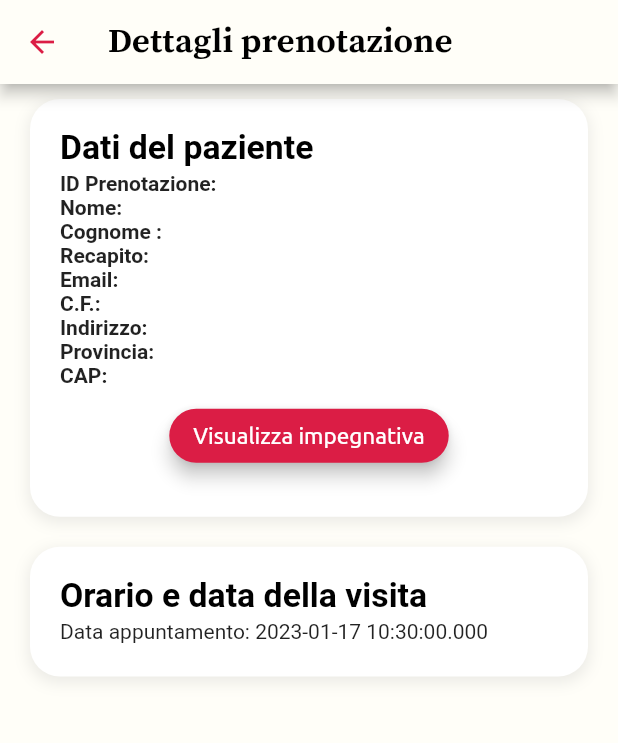
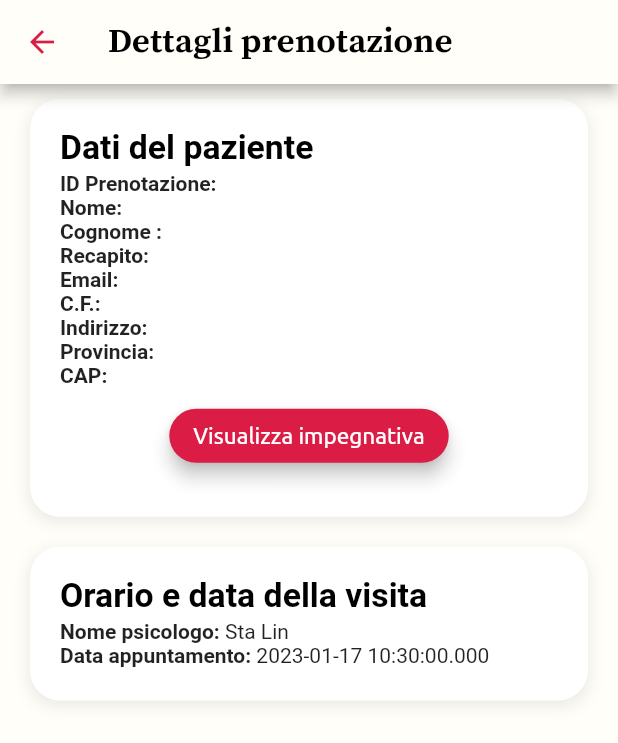
Before and after one commit to KLS-01/Report.it, a Flutter app: the InformazioniPrenotazione screen opened directly with empty values, on a phone screen of 412 x 824 dp. Shown: the top 743 px of the screen. Run offline on Flutter 3.47's test engine with Material 2 defaults, Android fonts, the phone set to English and light mode, and no system bars; our stand-ins replace carousel_slider, cloud_firestore, date_time_picker, expandable, file_picker, firebase_auth and 6 more; missing offline and left inert: dart:ffi, flutter_phone_direct_caller, syncfusion_flutter_pdfviewer, time_picker_widget; accounts and stored records are empty.

Commit message:
Aggiunto form di inserimento e placeholder nome psicologo

```diff
--- a/lib/presentation/pages/pages_GPSP/informazioni_prenotazione_page.dart
+++ b/lib/presentation/pages/pages_GPSP/informazioni_prenotazione_page.dart
@@ -195,7 +195,7 @@ class _InformazioniPrenotazione extends State<InformazioniPrenotazione> {
               ),
             ),
           ),
-          //TODO: QUA INIZIA IL SECONDOOOOOOOOOOOOOOOOOOOOOOOOOOOOOOOOOOOOOOOOOOOOOOOOOOOOOOOOOOOOOOOOOOOOOOOOOOOOOOOOOOOOOOOOOOOOOOOOOOOOOOOOOOOOOOOOOOOOOOOOOOOOOOOOOOOOOO
+          //TODO: -------------------------------------QUA INIZIA IL SECONDO----------------------------------------------------
           if (utente.tipo == TipoUtente.OperatoreCup &&
               prenotazione.getDataPrenotazione == null)
             Container(
@@ -253,7 +253,7 @@ class _InformazioniPrenotazione extends State<InformazioniPrenotazione> {
                               ),
                               validator: (value) {
                                 if (value!.isEmpty) {
-                                  return 'Per favore, inserisci l\'ora dell\'appuntamento!';
+                                  return "Per favore, inserisci l'ora dell'appuntamento!";
                                 }
                                 return null;
                               },
@@ -263,6 +263,14 @@ class _InformazioniPrenotazione extends State<InformazioniPrenotazione> {
                               keyboardType: TextInputType.none,
                               onTap: test);
                         }),
+                        TextFormField(
+                          decoration: const InputDecoration(
+                            icon: Icon(Icons.psychology_outlined,
+                                color: Color.fromRGBO(219, 29, 69, 1)),
+                            hintText: '',
+                            labelText: 'Nome psicologo',
+                          ),
+                        ),
                         Row(
                           mainAxisAlignment: MainAxisAlignment.center,
                           children: [
@@ -305,11 +313,27 @@ class _InformazioniPrenotazione extends State<InformazioniPrenotazione> {
                     children: [
                       Row(
                         children: [
-                          Expanded(
-                            child: Text(
-                              "Data appuntamento: ${DateTime.parse(prenotazione.getDataPrenotazione.toDate().toString())}",
-                              overflow: TextOverflow.fade,
-                            ),
+                          Text(
+                            "Nome psicologo: ",
+                            overflow: TextOverflow.fade,
+                            style: TextStyle(fontWeight: FontWeight.bold),
+                          ),
+                          Text(
+                            "Sta Lin",
+                            overflow: TextOverflow.fade,
+                          ),
+                        ],
+                      ),
+                      Row(
+                        children: [
+                          Text(
+                            "Data appuntamento: ",
+                            overflow: TextOverflow.fade,
+                            style: TextStyle(fontWeight: FontWeight.bold),
+                          ),
+                          Text(
+                            "${DateTime.parse(prenotazione.getDataPrenotazione.toDate().toString())}",
+                            overflow: TextOverflow.fade,
                           ),
                         ],
                       ),
```
